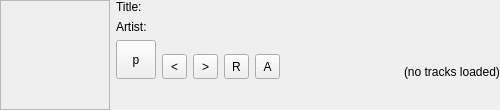
Above: fluxplayer/fxplayercontrolwidget.ui from fluxTH/fluxplayer before the change. Below: the same form after it.
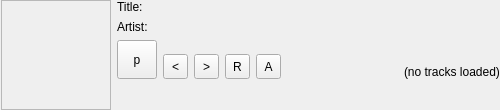
That is the form after the change. Custom widgets are drawn as their Qt base class.

Patch:
```diff
--- a/fluxplayer/fxplayercontrolwidget.ui
+++ b/fluxplayer/fxplayercontrolwidget.ui
@@ -30,7 +30,7 @@
     <number>6</number>
    </property>
    <property name="leftMargin">
-    <number>0</number>
+    <number>1</number>
    </property>
    <property name="topMargin">
     <number>0</number>
```
